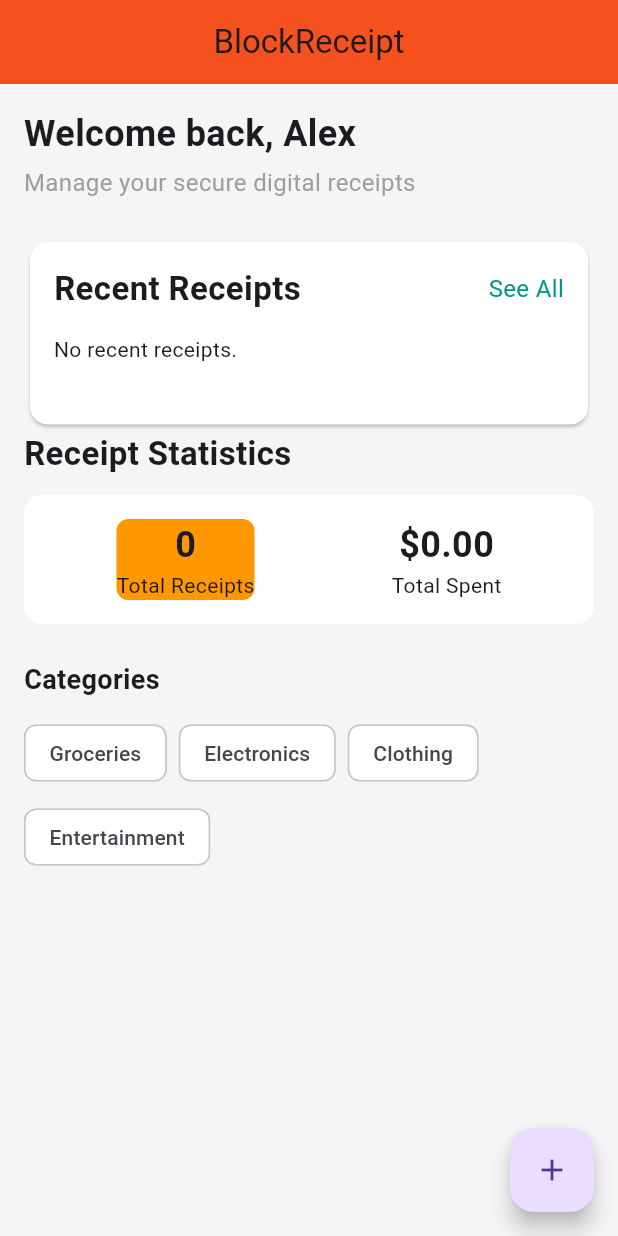
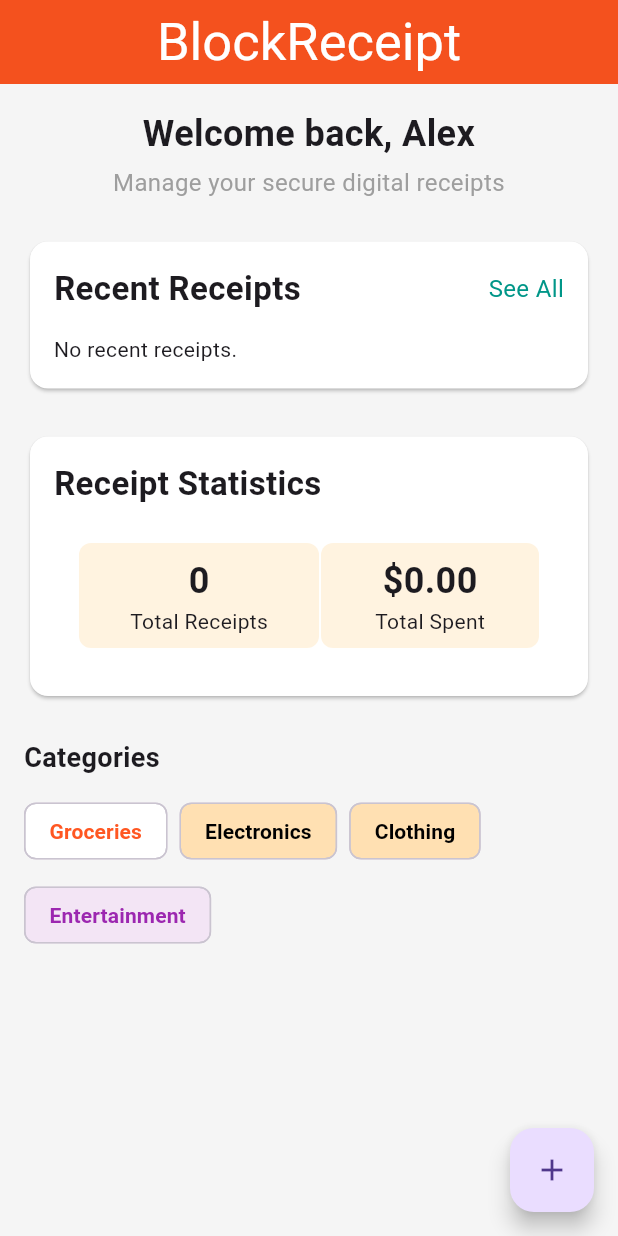
Before and after one commit to SteveTayor/Blockchain_digital_receipt, a Flutter app: the screen it shows after launch, on a phone screen of 412 x 824 dp. Run offline on Flutter 3.47's test engine with Material 3 defaults, Android fonts, the phone set to English and light mode, and no system bars; our stand-ins replace image_picker, sqflite; missing offline and left inert: web3dart; accounts and stored records are empty.

```diff
--- a/lib/screen/home_screen.dart
+++ b/lib/screen/home_screen.dart
@@ -26,11 +26,10 @@ class _HomeScreenState extends State<HomeScreen> {
     _futureReceipts = ReceiptRepository.instance.getAllReceipts();
   }
 
-  @override
-  Widget build(BuildContext context) {
+  @override  Widget build(BuildContext context) {
     return Scaffold(
       appBar: AppBar(
-        title: const Text('BlockReceipt'),
+        title: const Text('BlockReceipt', style: TextStyle(fontSize: 35,color: Colors.white),),
         centerTitle: true,
         backgroundColor: Colors.deepOrange.shade600,
       ),
@@ -52,6 +51,10 @@ class _HomeScreenState extends State<HomeScreen> {
                 crossAxisAlignment: CrossAxisAlignment.start,
                 children: [
                   // Welcome text
+                  Center(
+                    child: Column(
+                      crossAxisAlignment: CrossAxisAlignment.center,
+                      children: [
                         const Text(
                           "Welcome back, Alex",
                           textAlign: TextAlign.center,
@@ -62,6 +65,9 @@ class _HomeScreenState extends State<HomeScreen> {
                       "Manage your secure digital receipts",
                       textAlign: TextAlign.center,
                       style: TextStyle(fontSize: 16, color: Colors.grey),
+                    ),
+                      ],
+                    ),
                   ),
                   const SizedBox(height: 24),
 
@@ -96,27 +102,39 @@ class _HomeScreenState extends State<HomeScreen> {
                     const Text("No recent receipts.", textAlign: TextAlign.center,)
                   else
                     Column(
+                      spacing: 20,
                       children: receipts
                           .reversed // show newest first
                           .take(4)
                           .map((r) => _buildReceiptTile(context, r))
                           .toList(),
                     ),
-                  const SizedBox(height: 24),
                         ],
                       ),
                     ),
                   ),
 
+                  const SizedBox(height: 24),
                   // Receipt Statistics
+                  Card(
+                    color: Colors.white,
+                    child: Padding(
+                      padding: const EdgeInsets.symmetric(horizontal: 16.0, vertical: 16),
+                      child: Column(
+                        crossAxisAlignment: CrossAxisAlignment.start,
+                        children: [
                           const Text(
                             "Receipt Statistics",
                             style: TextStyle(fontSize: 22, fontWeight: FontWeight.bold),
                           ),
-                  const SizedBox(height: 12),
+                  const SizedBox(height: 8),
                   _buildStatsCard(receipts),
+                        ],
+                      ),
+                    ),
+                  ),
+
                   const SizedBox(height: 24),
-
                   // Categories
                   const Text(
                     "Categories",
@@ -159,10 +177,14 @@ class _HomeScreenState extends State<HomeScreen> {
 
   Widget _buildReceiptTile(BuildContext context, Receipt r) {
     final formattedDate = DateFormat.yMMMd().format(r.date);
-    return Card(
-      color: Colors.orange.shade500,
+    return Container(
+
+      decoration: BoxDecoration(
+       color: Colors.orange.shade50,
+        borderRadius: BorderRadius.circular(12),
+      ),
       child: ListTile(
-        title: Text(r.vendorName, style: const TextStyle(fontSize: 16, fontWeight: FontWeight.w600,), ),
+        title: Text(r.vendorName, style: const TextStyle(fontSize: 18, fontWeight: FontWeight.w600,), ),
         subtitle: Text("$formattedDate "),
         trailing: Text("\$${r.amount.toStringAsFixed(3)}", style: const TextStyle(color:Colors.deepOrange ,fontSize: 14, fontWeight: FontWeight.w400),),
         onTap: () {
@@ -192,9 +214,11 @@ class _HomeScreenState extends State<HomeScreen> {
         children: [
           Container(
             decoration: BoxDecoration(
-              color: Colors.orange.shade500,
+              color: Colors.orange.shade50,
               borderRadius: BorderRadius.circular(8),
             ),
+            child: Padding(
+              padding: const EdgeInsets.symmetric(horizontal: 34, vertical: 8),
               child: Column(
                 children: [
                   Text(
@@ -209,7 +233,14 @@ class _HomeScreenState extends State<HomeScreen> {
                 ],
               ),
             ),
-          Column(
+          ),
+          Container(decoration: BoxDecoration(
+              color: Colors.orange.shade50,
+              borderRadius: BorderRadius.circular(8),
+            ),
+            child: Padding(
+               padding: const EdgeInsets.symmetric(horizontal: 36, vertical: 8),
+              child: Column(
                 children: [
                   Text(
                     "\$${totalSpent.toStringAsFixed(2)}",
@@ -220,6 +251,8 @@ class _HomeScreenState extends State<HomeScreen> {
                   ),
                   const Text("Total Spent"),
                 ],
+              ),
+            ),
           ),
         ],
       ),
@@ -234,8 +267,8 @@ class _CategoryChip extends StatelessWidget {
   @override
   Widget build(BuildContext context) {
     return Chip(
-      label: Text(label),
-      backgroundColor: Colors.white,
+      label: Text(label, style:  TextStyle(fontWeight: FontWeight.bold,color: label == "Groceries" ? Colors.deepOrange : label == "Entertainment" ? Colors.purple.shade500 : Colors.black,),),
+      backgroundColor: label == "Groceries" ? Colors.white : label == "Entertainment" ? Colors.purple.shade50 : Colors.orange.shade100,
       shape: RoundedRectangleBorder(
         borderRadius: BorderRadius.circular(8),
       ),
```
Also changed, not shown: 4 other files. Lines whose indentation alone changed are shown as unchanged.
